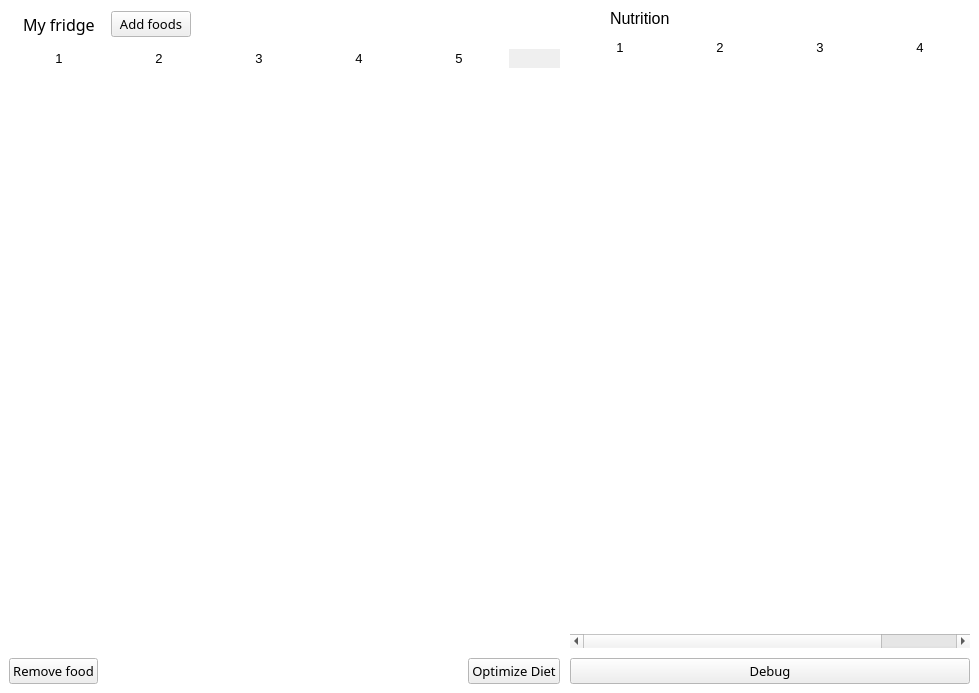
josh-minch/spartan, file ui_mainwindow.ui: the form before one commit.
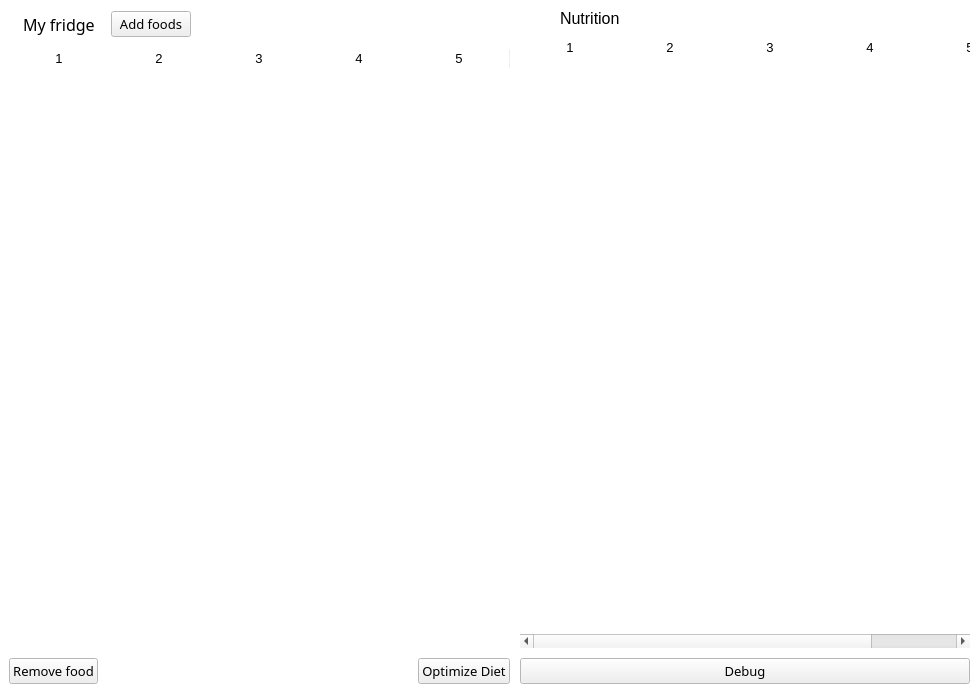
The form after the commit. Icons and pictures are not drawn. Custom widgets are drawn as their Qt base class.

Patch:
```diff
--- a/ui_mainwindow.ui
+++ b/ui_mainwindow.ui
@@ -437,7 +437,7 @@
        <widget class="QDeselectableTableWidget" name="nutrition_table">
         <property name="minimumSize">
          <size>
-          <width>400</width>
+          <width>450</width>
           <height>0</height>
          </size>
         </property>
```
